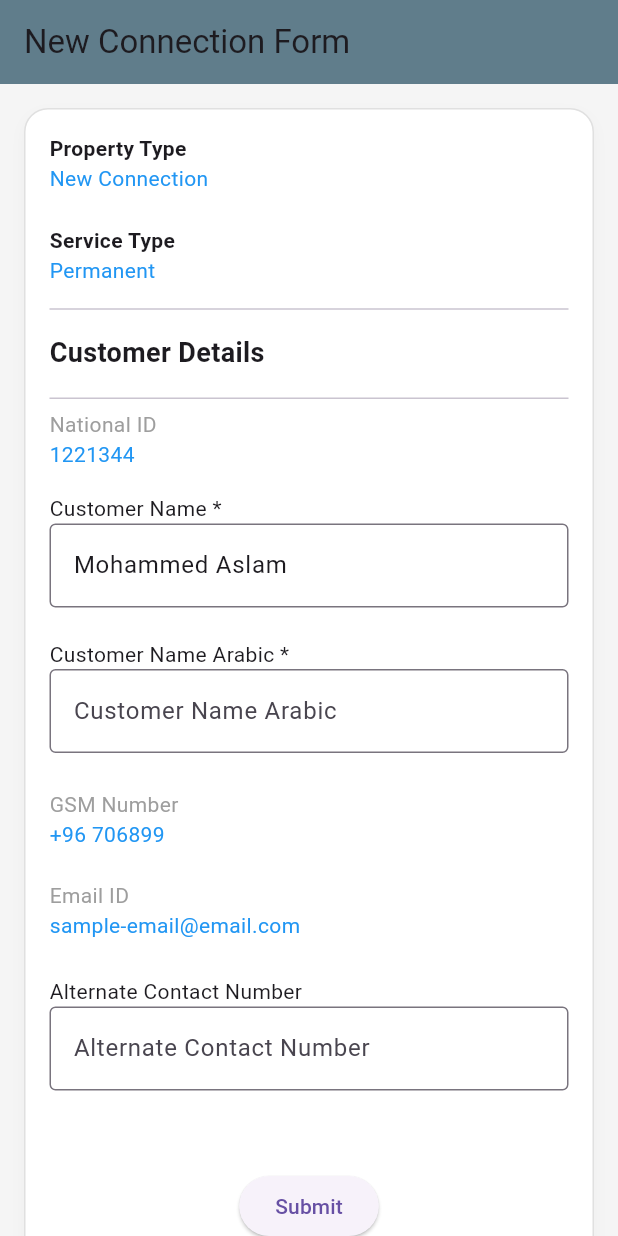
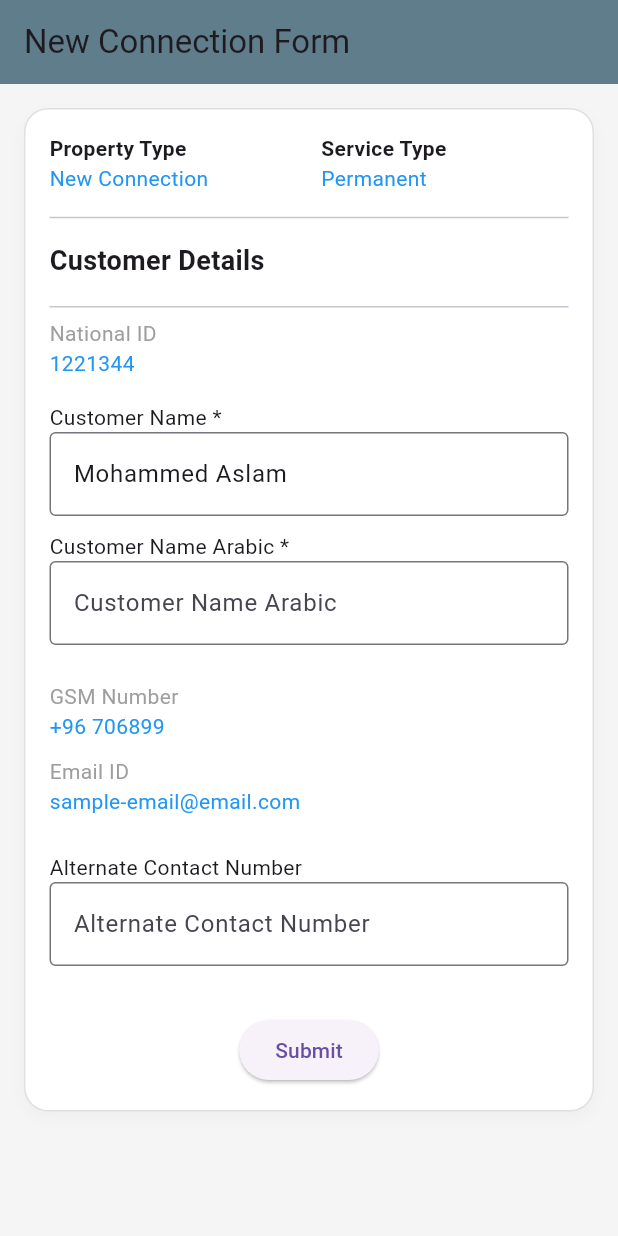
Before and after one commit to Sandhya1510/new-connection, a Flutter app: the screen it shows after launch, on a phone screen of 412 x 824 dp. Run offline on Flutter 3.47's test engine with Material 3 defaults, Android fonts, the phone set to English and light mode, and no system bars.

```diff
--- a/lib/main.dart
+++ b/lib/main.dart
@@ -603,44 +603,32 @@ class NewConnectionPage extends StatelessWidget {
               child: Column(
                 crossAxisAlignment: CrossAxisAlignment.start,
                 children: [
-                  ResponsiveRowColumn(
+                  Row(
                     crossAxisAlignment: CrossAxisAlignment.start,
-                    spacing: 10,
                     children: [
-                      Container(
+                      Expanded(
                         child: Column(
                           crossAxisAlignment: CrossAxisAlignment.start,
                           children: [
-                            Text(
-                              "Property Type",
-                              style: TextStyle(fontWeight: FontWeight.bold),
-                            ),
-                            Text(
-                              "New Connection",
-                              style: TextStyle(color: Colors.blue),
-                            ),
+                            Text("Property Type", style: TextStyle(fontWeight: FontWeight.bold)),
+                            Text("New Connection", style: TextStyle(color: Colors.blue)),
                           ],
                         ),
                       ),
-                      SizedBox(height: 1),
-                      // Service Type container
-                      Container(
+                      SizedBox(width: 16),
+
+                      Expanded(
                         child: Column(
                           crossAxisAlignment: CrossAxisAlignment.start,
                           children: [
-                            Text(
-                              "Service Type",
-                              style: TextStyle(fontWeight: FontWeight.bold),
-                            ),
-                            Text(
-                              "Permanent",
-                              style: TextStyle(color: Colors.blue),
-                            ),
+                            Text("Service Type", style: TextStyle(fontWeight: FontWeight.bold)),
+                            Text("Permanent", style: TextStyle(color: Colors.blue)),
                           ],
                         ),
                       ),
                     ],
                   ),
+
                   Divider(height: 32),
                   // Customer Details Heading
                   Text(
@@ -657,12 +645,13 @@ class NewConnectionPage extends StatelessWidget {
                   ResponsiveRowColumn(
                     spacing: 10,
                     children: [
-                      Container(
-                        child: Column(
+                       Column(
                           crossAxisAlignment: CrossAxisAlignment.start,
                           children: [
                             Text("Customer Name *"),
-                            TextField(
+                            SizedBox(
+                              width: 450,
+                              child: TextField(
                                 decoration: InputDecoration(
                                   hintText: 'Enter Customer Name',
                                   border: OutlineInputBorder(),
@@ -671,23 +660,24 @@ class NewConnectionPage extends StatelessWidget {
                                   text: "Mohammed Aslam",
                                 ),
                               ),
+                            ),
                           ],
                         ),
-                      ),
-                      SizedBox(height: 1),
-                      Container(
-                        child: Column(
+                      // SizedBox(height: 1),
+                       Column(
                           crossAxisAlignment: CrossAxisAlignment.start,
                           children: [
                             Text("Customer Name Arabic *"),
-                            TextField(
+                                SizedBox(
+                                  width: 450,
+                                  child: TextField(
                                     decoration: InputDecoration(
                                       hintText: 'Customer Name Arabic',
                                       border: OutlineInputBorder(),
                                     ),
                                   ),
+                                ),
                           ],
-                        ),
                         ),
                     ],
                   ),
@@ -696,8 +686,7 @@ class NewConnectionPage extends StatelessWidget {
                   ResponsiveRowColumn(
                     spacing: 10,
                     children: [
-                      Container(
-                        child: Column(
+                        Column(
                           crossAxisAlignment: CrossAxisAlignment.start,
                           children: [
                             Text(
@@ -710,11 +699,9 @@ class NewConnectionPage extends StatelessWidget {
                             ),
                           ],
                         ),
-                      ),
 
-                      SizedBox(height: 1),
-                      Container(
-                        child: Column(
+                      // SizedBox(height: 1),
+                        Column(
                           crossAxisAlignment: CrossAxisAlignment.start,
                           children: [
                             Text(
@@ -727,29 +714,29 @@ class NewConnectionPage extends StatelessWidget {
                             ),
                           ],
                       ),
-                      ),
                     ],
                   ),
                   SizedBox(height: 24),
                   ResponsiveRowColumn(
                     spacing: 10,
                     children: [
-                      Container(
-                        child: Column(
+                         Column(
                           crossAxisAlignment: CrossAxisAlignment.start,
                           children: [
                             Text("Alternate Contact Number"),
-                            TextField(
+                            SizedBox(
+                              width: 450,
+                              child: TextField(
                                 decoration: InputDecoration(
                                   hintText: 'Alternate Contact Number',
                                   border: OutlineInputBorder(),
                                 ),
                               ),
+                            ),
                           ],
                         ),
-                      ),
-                      SizedBox(height: 1),
-                      Container()
+                      // SizedBox(height: 1),
+                      // Container()
                       // SizedBox(width: 250), // fixed Expanded issue
                     ],
                   ),
```
Lines whose indentation alone changed are shown as unchanged.
